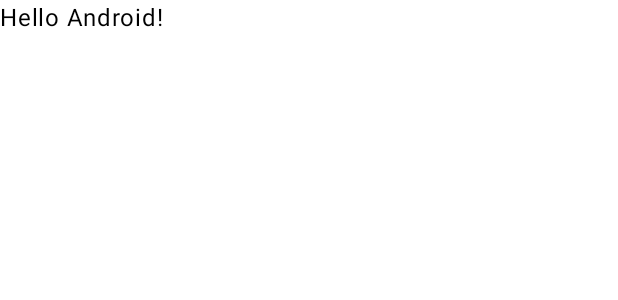
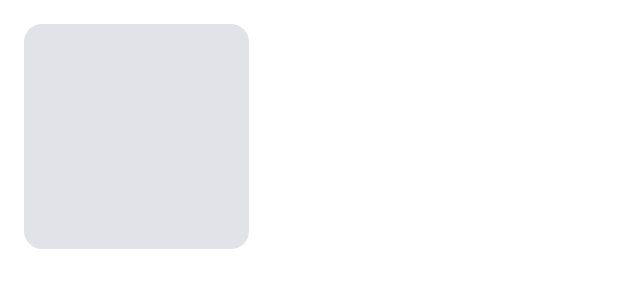
Before and after one commit to ken-neddy/BeamNetworks, an Android app built with Jetpack Compose: the @Preview function GreetingPreview, on a phone screen of 412 x 824 dp. Shown: the top 300 px of the screen. Run offline under Robolectric (Android 15) with nearby library versions, the phone set to English and light mode, and no system bars.

Commit message:
Beam networks ops app

```diff
--- a/app/src/main/java/com/helper/beamnetworks/MainActivity.kt
+++ b/app/src/main/java/com/helper/beamnetworks/MainActivity.kt
@@ -4,13 +4,19 @@ import android.os.Bundle
 import androidx.activity.ComponentActivity
 import androidx.activity.compose.setContent
 import androidx.activity.enableEdgeToEdge
+import androidx.compose.foundation.layout.Box
 import androidx.compose.foundation.layout.fillMaxSize
+import androidx.compose.foundation.layout.height
 import androidx.compose.foundation.layout.padding
+import androidx.compose.foundation.layout.width
+import androidx.compose.material3.Card
 import androidx.compose.material3.Scaffold
 import androidx.compose.material3.Text
 import androidx.compose.runtime.Composable
+import androidx.compose.ui.Alignment
 import androidx.compose.ui.Modifier
 import androidx.compose.ui.tooling.preview.Preview
+import androidx.compose.ui.unit.dp
 import com.helper.beamnetworks.ui.theme.BeamNetworksTheme
 
 class MainActivity : ComponentActivity() {
@@ -19,29 +25,25 @@ class MainActivity : ComponentActivity() {
         enableEdgeToEdge()
         setContent {
             BeamNetworksTheme {
-                Scaffold(modifier = Modifier.fillMaxSize()) { innerPadding ->
-                    Greeting(
-                        name = "Android",
-                        modifier = Modifier.padding(innerPadding)
-                    )
-                }
             }
         }
     }
 }
 
 @Composable
-fun Greeting(name: String, modifier: Modifier = Modifier) {
-    Text(
-        text = "Hello $name!",
-        modifier = modifier
-    )
+fun ButtonCard() {
+    Box(modifier = Modifier.fillMaxSize(),
+        contentAlignment = Alignment.TopStart
+    ){
+        Card(modifier = Modifier.padding(16.dp).width(150.dp).height(150.dp),
+
+        ) { }
+    }
 }
-
 @Preview(showBackground = true)
 @Composable
 fun GreetingPreview() {
     BeamNetworksTheme {
-        Greeting("Android")
+        ButtonCard()
     }
 }
```
